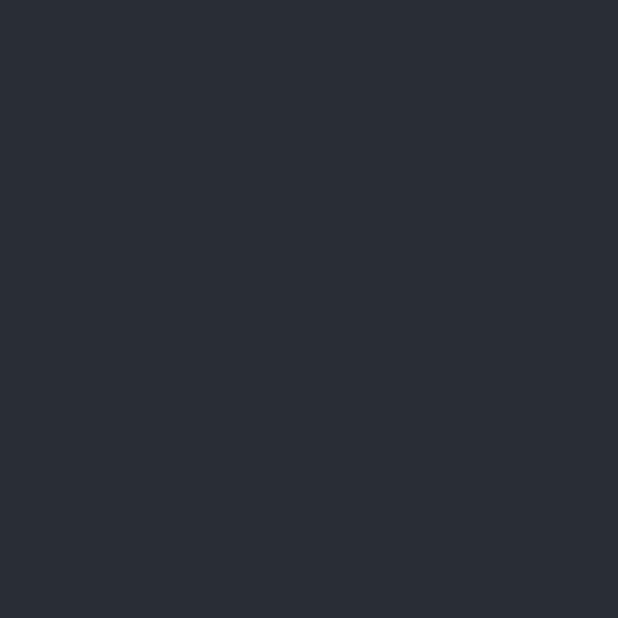
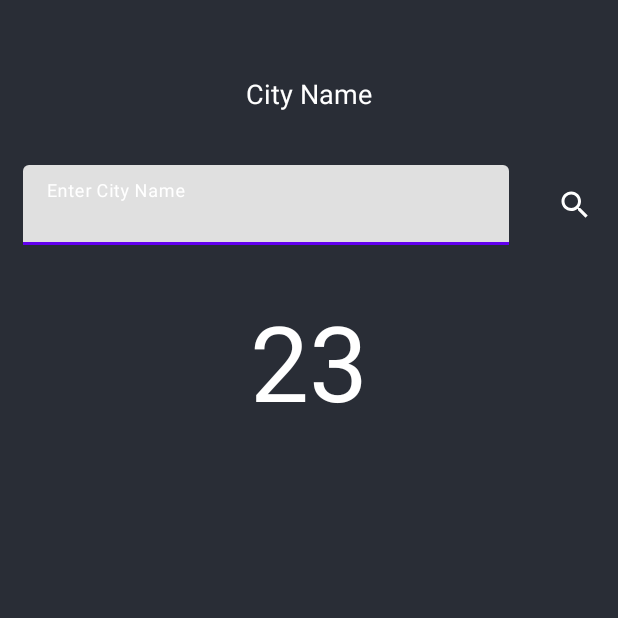
Before and after one commit to akshaypatil581/WeatherApp, an Android app: the screen it shows after launch (MainActivity), on a phone screen of 412 x 824 dp, the top half of it. Before the commit the part shown is empty. Run offline under Robolectric (Android 15) with nearby library versions, the phone set to English and light mode, and no system bars.

Commit message:
Changes added for serach icon and added some UI elements

```diff
--- a/app/build.gradle
+++ b/app/build.gradle
@@ -33,7 +33,7 @@ dependencies {
     implementation 'androidx.appcompat:appcompat:1.4.1'
     implementation 'com.google.android.material:material:1.5.0'
     implementation 'com.squareup.picasso:picasso:2.71828'
-    implementation 'com.android.volley:volley:1.1.1'
+    implementation 'com.android.volley:volley:1.2.1'
     implementation 'com.google.android.gms:play-services-location:17.0.0'
     implementation 'androidx.constraintlayout:constraintlayout:2.1.3'
     testImplementation 'junit:junit:4.13.2'
--- /dev/null
+++ b/app/src/main/res/drawable/ic_search.xml
@@ -0,0 +1,5 @@
+<vector android:height="24dp" android:tint="#000000"
+    android:viewportHeight="24" android:viewportWidth="24"
+    android:width="24dp" xmlns:android="http://schemas.android.com/apk/res/android">
+    <path android:fillColor="@android:color/white" android:pathData="M15.5,14h-0.79l-0.28,-0.27C15.41,12.59 16,11.11 16,9.5 16,5.91 13.09,3 9.5,3S3,5.91 3,9.5 5.91,16 9.5,16c1.61,0 3.09,-0.59 4.23,-1.57l0.27,0.28v0.79l5,4.99L20.49,19l-4.99,-5zM9.5,14C7.01,14 5,11.99 5,9.5S7.01,5 9.5,5 14,7.01 14,9.5 11.99,14 9.5,14z"/>
+</vector>
--- a/app/src/main/res/layout/activity_main.xml
+++ b/app/src/main/res/layout/activity_main.xml
@@ -28,6 +28,76 @@
             android:id="@+id/idIVBlack"
             />
 
+        <TextView
+            android:layout_width="match_parent"
+            android:layout_height="wrap_content"
+            android:text="City Name"
+            android:textAlignment="center"
+            android:gravity="center"
+            android:textColor="@color/white"
+            android:layout_marginTop="30dp"
+            android:padding="20dp"
+            android:textSize="18sp"
+            android:id="@+id/idTVCityName"
+            />
+
+        <LinearLayout
+            android:layout_width="match_parent"
+            android:layout_height="wrap_content"
+            android:orientation="horizontal"
+            android:id="@+id/idLLEdit"
+            android:layout_below="@id/idTVCityName"
+            android:weightSum="5"
+            >
+            <com.google.android.material.textfield.TextInputLayout
+                android:layout_width="0dp"
+                android:layout_height="wrap_content"
+                android:id="@+id/idTILCity"
+                android:layout_margin="10dp"
+                android:layout_weight="4.5"
+                android:background="@android:color/transparent"
+                android:hint="Enter City Name"
+                android:padding="5dp"
+                app:hintTextColor="@color/white"
+                android:textColorHint="@color/white"
+                >
+                <com.google.android.material.textfield.TextInputEditText
+                    android:layout_width="match_parent"
+                    android:layout_height="match_parent"
+                    android:id="@+id/idEdtCity"
+                    android:importantForAutofill="no"
+                    android:inputType="text"
+                    android:singleLine="true"
+                    android:textColor="@color/white"
+                    android:textSize="14sp"
+                    />
+
+            </com.google.android.material.textfield.TextInputLayout>
+            <ImageView
+                android:layout_width="0dp"
+                android:layout_height="wrap_content"
+                android:layout_weight="0.5"
+                android:layout_gravity="center"
+                android:layout_margin="10dp"
+                android:background="@android:color/transparent"
+                android:src="@drawable/ic_search"
+                android:tint="@color/white" />
+        </LinearLayout>
+
+        <TextView
+            android:layout_width="match_parent"
+            android:layout_height="wrap_content"
+            android:id="@+id/idTVTemperature"
+            android:layout_below="@id/idLLEdit"
+            android:layout_margin="10dp"
+            android:gravity="center_horizontal"
+            android:padding="5dp"
+            android:text="23"
+            android:textColor="@color/white"
+            android:textSize="70dp"
+            />
+
+
     </RelativeLayout>
 
 </RelativeLayout>
```
